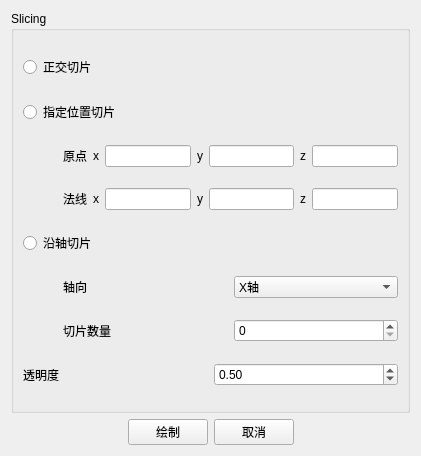
Old version of the form vis4flow/ui/slice_window.ui in the repository Autmlif/VisFlow.
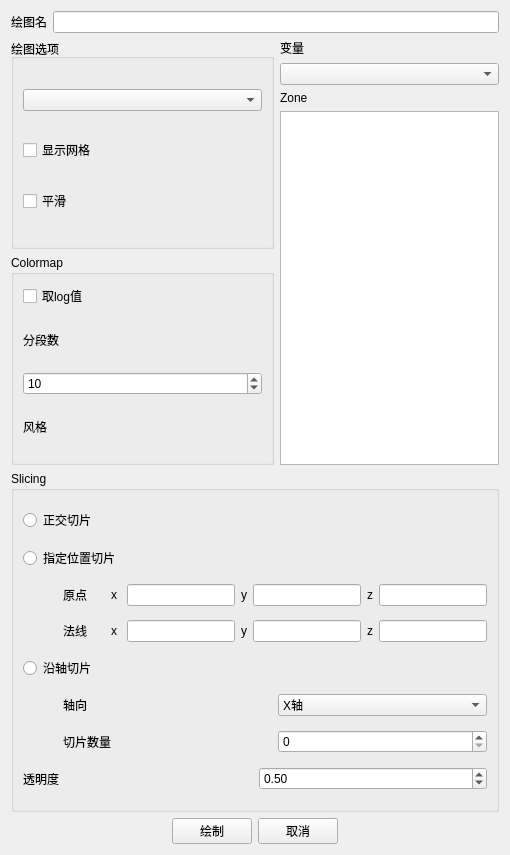
New version of the form.

Commit message: complete the class of slice widget part

What changed in the file:
```diff
--- a/vis4flow/ui/slice_window.ui
+++ b/vis4flow/ui/slice_window.ui
@@ -6,16 +6,125 @@
    <rect>
     <x>0</x>
     <y>0</y>
-    <width>421</width>
-    <height>456</height>
+    <width>510</width>
+    <height>855</height>
    </rect>
   </property>
   <property name="windowTitle">
    <string>Form</string>
   </property>
-  <layout class="QVBoxLayout" name="verticalLayout_2" stretch="8,0">
+  <layout class="QVBoxLayout" name="verticalLayout_6" stretch="0,5,4,0">
    <item>
-    <widget class="QGroupBox" name="Voxel_GroupBox">
+    <layout class="QHBoxLayout" name="horizontalLayout_row_1">
+     <item>
+      <widget class="QLabel" name="label_le_name">
+       <property name="text">
+        <string>绘图名</string>
+       </property>
+      </widget>
+     </item>
+     <item>
+      <widget class="QLineEdit" name="text_plot_name"/>
+     </item>
+    </layout>
+   </item>
+   <item>
+    <layout class="QHBoxLayout" name="horizontalLayout_row_2" stretch="6,5">
+     <item>
+      <layout class="QVBoxLayout" name="verticalLayout_5">
+       <item>
+        <widget class="QGroupBox" name="groupBox_2">
+         <property name="title">
+          <string>绘图选项</string>
+         </property>
+         <layout class="QVBoxLayout" name="verticalLayout_3">
+          <item>
+           <widget class="QComboBox" name="comboBox_style"/>
+          </item>
+          <item>
+           <widget class="QCheckBox" name="checkBox_grid">
+            <property name="text">
+             <string>显示网格</string>
+            </property>
+           </widget>
+          </item>
+          <item>
+           <widget class="QCheckBox" name="checkBox_smooth">
+            <property name="text">
+             <string>平滑</string>
+            </property>
+           </widget>
+          </item>
+         </layout>
+        </widget>
+       </item>
+       <item>
+        <widget class="QGroupBox" name="groupBox_3">
+         <property name="title">
+          <string>Colormap</string>
+         </property>
+         <layout class="QVBoxLayout" name="verticalLayout_4">
+          <item>
+           <widget class="QCheckBox" name="checkBox_log">
+            <property name="text">
+             <string>取log值</string>
+            </property>
+           </widget>
+          </item>
+          <item>
+           <widget class="QLabel" name="label_13">
+            <property name="text">
+             <string>分段数</string>
+            </property>
+           </widget>
+          </item>
+          <item>
+           <widget class="QSpinBox" name="spin_colormap">
+            <property name="value">
+             <number>10</number>
+            </property>
+           </widget>
+          </item>
+          <item>
+           <widget class="QLabel" name="label_14">
+            <property name="text">
+             <string>风格</string>
+            </property>
+           </widget>
+          </item>
+         </layout>
+        </widget>
+       </item>
+      </layout>
+     </item>
+     <item>
+      <layout class="QVBoxLayout" name="verticalLayout_2">
+       <item>
+        <widget class="QLabel" name="label_15">
+         <property name="text">
+          <string>变量</string>
+         </property>
+        </widget>
+       </item>
+       <item>
+        <widget class="QComboBox" name="comboBox_variable"/>
+       </item>
+       <item>
+        <widget class="QLabel" name="label_16">
+         <property name="text">
+          <string>Zone</string>
+         </property>
+        </widget>
+       </item>
+       <item>
+        <widget class="QColumnView" name="list_zone_surface"/>
+       </item>
+      </layout>
+     </item>
+    </layout>
+   </item>
+   <item>
+    <widget class="QGroupBox" name="Slice_GroupBox">
      <property name="title">
       <string>Slicing</string>
      </property>
@@ -317,7 +426,7 @@
     </widget>
    </item>
    <item>
-    <layout class="QHBoxLayout" name="horizontalLayout_5">
+    <layout class="QHBoxLayout" name="horizontalLayout_row_4">
      <item>
       <spacer name="horizontalSpacer">
        <property name="orientation">
```
Left out of the diff: 28 changed lines with no effect on the pictures. The commit also changes 8 other files.
